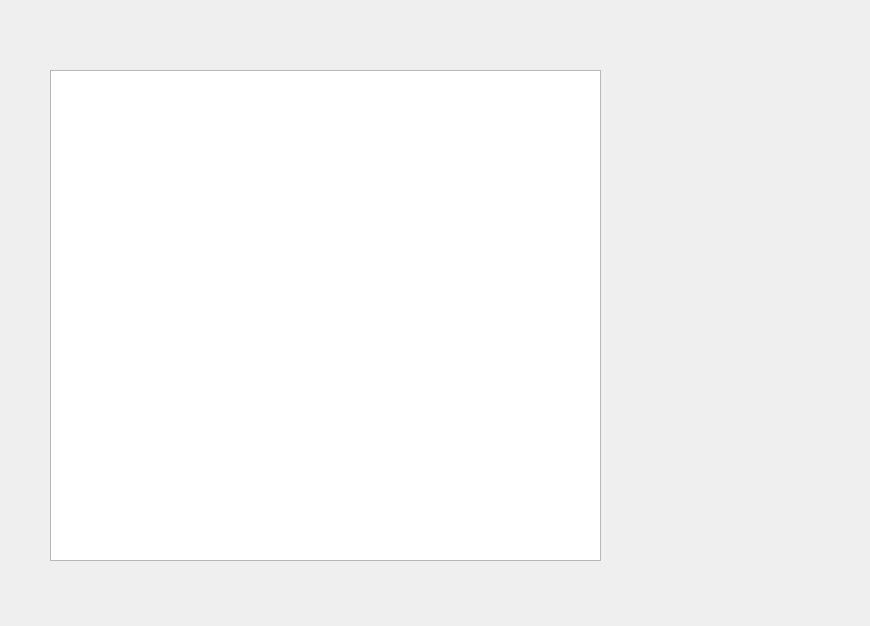
lorenjohnson/CSC3220_DevTeam1_Final, file quotesindexwindow.ui: the form before one commit.
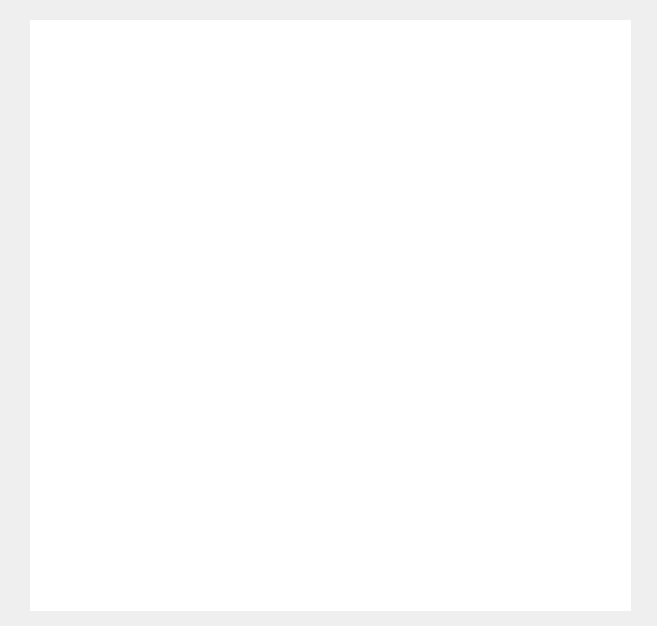
The form after the commit.

Commit message: Get quotes laoding into table in index view

Diff of the .ui file:
```diff
--- a/quotesindexwindow.ui
+++ b/quotesindexwindow.ui
@@ -6,28 +6,113 @@
    <rect>
     <x>0</x>
     <y>0</y>
-    <width>870</width>
+    <width>657</width>
     <height>626</height>
    </rect>
   </property>
+  <property name="sizePolicy">
+   <sizepolicy hsizetype="Expanding" vsizetype="Expanding">
+    <horstretch>0</horstretch>
+    <verstretch>0</verstretch>
+   </sizepolicy>
+  </property>
   <property name="windowTitle">
    <string>Form</string>
   </property>
-  <widget class="QListView" name="quotestListView">
+  <widget class="QTableWidget" name="quotesIndexTableWidget">
    <property name="geometry">
     <rect>
-     <x>50</x>
-     <y>70</y>
-     <width>551</width>
-     <height>491</height>
+     <x>30</x>
+     <y>20</y>
+     <width>601</width>
+     <height>591</height>
     </rect>
    </property>
-   <property name="resizeMode">
-    <enum>QListView::Adjust</enum>
+   <property name="sizePolicy">
+    <sizepolicy hsizetype="Expanding" vsizetype="Expanding">
+     <horstretch>0</horstretch>
+     <verstretch>0</verstretch>
+    </sizepolicy>
    </property>
-   <property name="viewMode">
-    <enum>QListView::ListMode</enum>
+   <property name="font">
+    <font>
+     <family>Sans Serif</family>
+     <pointsize>12</pointsize>
+    </font>
    </property>
+   <property name="focusPolicy">
+    <enum>Qt::NoFocus</enum>
+   </property>
+   <property name="contextMenuPolicy">
+    <enum>Qt::NoContextMenu</enum>
+   </property>
+   <property name="frameShape">
+    <enum>QFrame::NoFrame</enum>
+   </property>
+   <property name="frameShadow">
+    <enum>QFrame::Plain</enum>
+   </property>
+   <property name="lineWidth">
+    <number>0</number>
+   </property>
+   <property name="sizeAdjustPolicy">
+    <enum>QAbstractScrollArea::AdjustToContents</enum>
+   </property>
+   <property name="editTriggers">
+    <set>QAbstractItemView::NoEditTriggers</set>
+   </property>
+   <property name="tabKeyNavigation">
+    <bool>false</bool>
+   </property>
+   <property name="showDropIndicator" stdset="0">
+    <bool>false</bool>
+   </property>
+   <property name="dragDropOverwriteMode">
+    <bool>false</bool>
+   </property>
+   <property name="selectionMode">
+    <enum>QAbstractItemView::NoSelection</enum>
+   </property>
+   <property name="textElideMode">
+    <enum>Qt::ElideRight</enum>
+   </property>
+   <property name="showGrid">
+    <bool>false</bool>
+   </property>
+   <property name="gridStyle">
+    <enum>Qt::NoPen</enum>
+   </property>
+   <property name="wordWrap">
+    <bool>true</bool>
+   </property>
+   <property name="cornerButtonEnabled">
+    <bool>false</bool>
+   </property>
+   <property name="columnCount">
+    <number>2</number>
+   </property>
+   <attribute name="horizontalHeaderVisible">
+    <bool>false</bool>
+   </attribute>
+   <attribute name="horizontalHeaderHighlightSections">
+    <bool>false</bool>
+   </attribute>
+   <attribute name="verticalHeaderVisible">
+    <bool>false</bool>
+   </attribute>
+   <attribute name="verticalHeaderHighlightSections">
+    <bool>false</bool>
+   </attribute>
+   <column>
+    <property name="text">
+     <string>Quote</string>
+    </property>
+   </column>
+   <column>
+    <property name="text">
+     <string>Quotee</string>
+    </property>
+   </column>
   </widget>
  </widget>
  <resources/>
```
Left out of the diff: 5 changed lines with no effect on the pictures. The commit also changes 4 other files.
